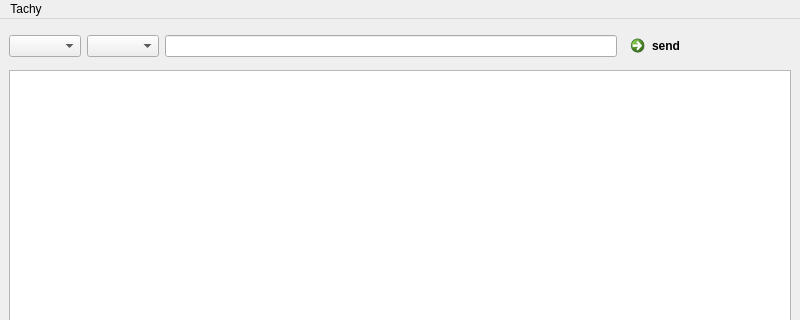
This is src/ui/tachy_console.ui in chris-jan-trapp/tachyconnect as Qt 5 draws it before an edit; both pictures show x 0 to 800 and y 0 to 320 of the 800 by 600 pixel window. The edited form follows.
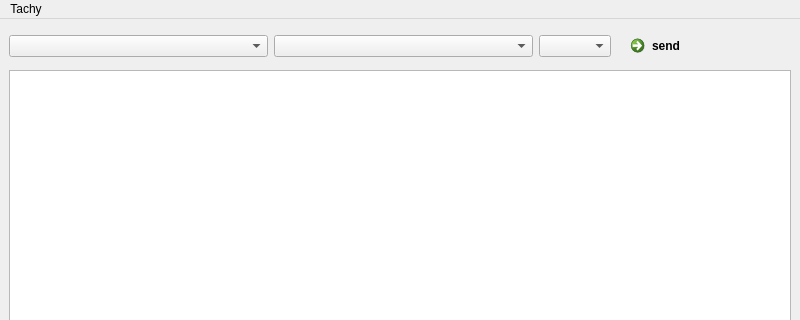
This is the edited form.

The edit to the form file:
```diff
--- a/src/ui/tachy_console.ui
+++ b/src/ui/tachy_console.ui
@@ -16,7 +16,7 @@
   <widget class="QWidget" name="centralwidget">
    <layout class="QVBoxLayout" name="verticalLayout">
     <item>
-     <layout class="QHBoxLayout" name="horizontalLayout" stretch="1,1,20,0">
+     <layout class="QHBoxLayout" name="horizontalLayout" stretch="1,1,0,0,0">
       <item>
        <widget class="QComboBox" name="dialect_selector"/>
       </item>
@@ -24,7 +24,10 @@
        <widget class="QComboBox" name="command_selector"/>
       </item>
       <item>
-       <widget class="QLineEdit" name="args"/>
+       <widget class="QComboBox" name="args_selector"/>
+      </item>
+      <item>
+       <widget class="QWidget" name="widget" native="true"/>
       </item>
       <item>
        <widget class="QCommandLinkButton" name="send_command">
```
Left out of the diff: 10 changed lines with no effect on the pictures.
